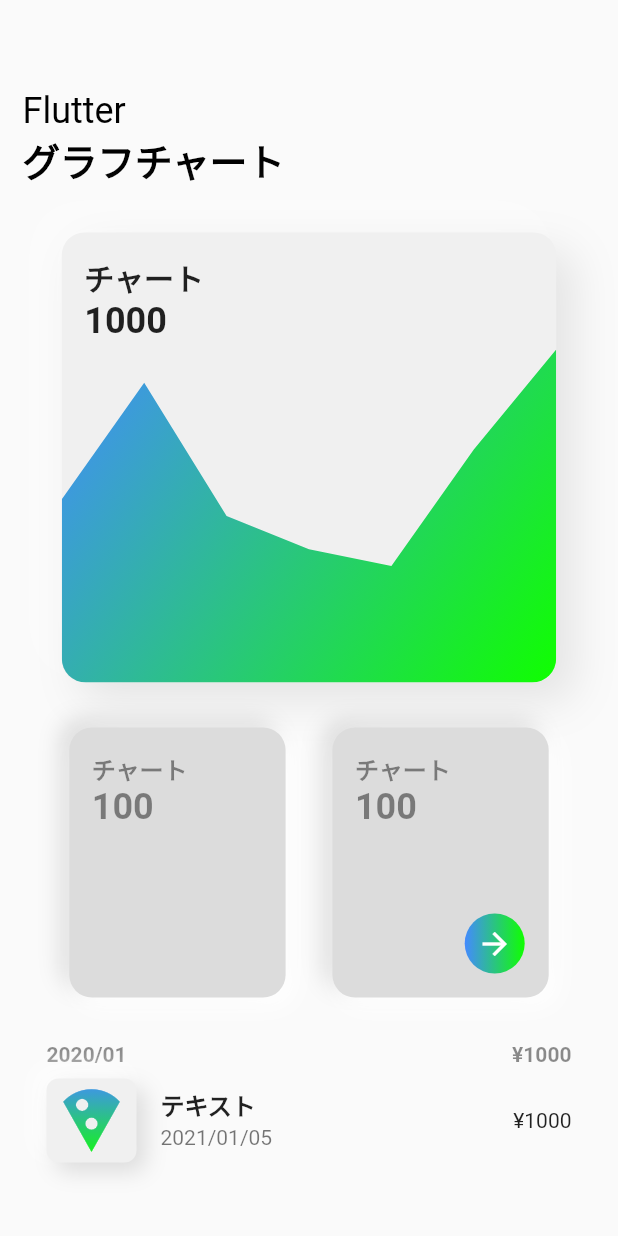
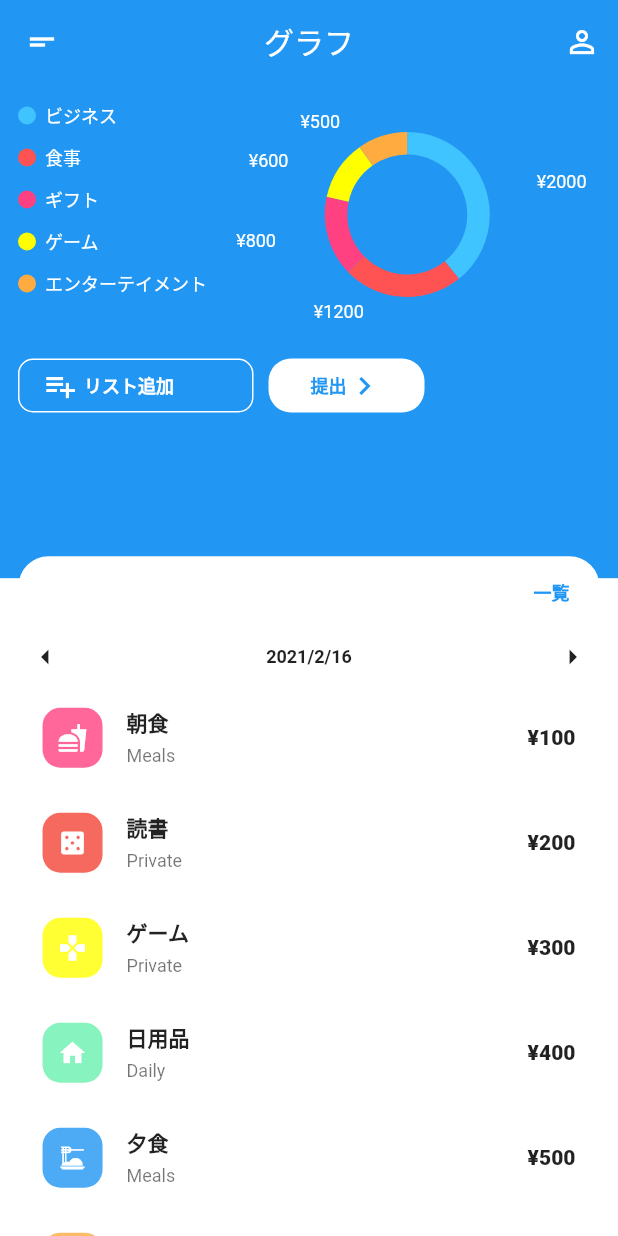
Before and after one commit to Tatsuya4610/Graph_Chart, a Flutter app: the screen it shows after launch, on a phone screen of 412 x 824 dp. Run offline on Flutter 3.47's test engine with Material 2 defaults, Android fonts, the phone set to English and light mode, and no system bars; drawn by our look-alikes of clay_containers; our stand-ins replace after_layout, charts_flutter, flutter_riverpod.

Commit message:
3th commit

```diff
--- a/lib/main.dart
+++ b/lib/main.dart
@@ -1,6 +1,7 @@
 import 'package:flutter/material.dart';
 import 'package:flutter_riverpod/all.dart';
-import 'package:graph_chart_flutter/screen/home_screen.dart';
+import 'package:graph_chart_flutter/screen/graph_screen.dart';
+import 'package:graph_chart_flutter/screen/chart_screen.dart';
 
 void main() {
   runApp(ProviderScope(child: MyApp()));
@@ -16,7 +17,10 @@ class MyApp extends StatelessWidget {
         primarySwatch: Colors.blue,
         visualDensity: VisualDensity.adaptivePlatformDensity,
       ),
-      home: HomeScreen(),
+      home: GraphScreen(),
+      routes: {
+        ChartScreen.id : (context) => ChartScreen(),
+      },
     );
   }
 }
--- /dev/null
+++ b/lib/model/expense.dart
@@ -0,0 +1,10 @@
+import 'package:flutter/material.dart';
+
+class Expense {
+  final String category;
+  final int value;
+  final Color color;
+
+  Expense(this.category, this.value, this.color);
+
+}
--- /dev/null
+++ b/lib/model/transaction.dart
@@ -0,0 +1,19 @@
+import 'package:flutter/material.dart';
+
+class Transaction {
+  final int id;
+  final String title;
+  final int value;
+  final String category;
+  final IconData iconData;
+  final Color color;
+
+  Transaction({
+    @required this.id,
+    @required this.title,
+    @required this.value,
+    @required this.category,
+    @required this.iconData,
+    @required this.color,
+  });
+}
--- /dev/null
+++ b/lib/model/transaction_manager.dart
@@ -0,0 +1,58 @@
+import 'package:flutter/material.dart';
+import 'package:graph_chart_flutter/model/transaction.dart';
+
+class TransactionManager extends ChangeNotifier {
+  List<Transaction> _transaction = [
+    Transaction(
+      id: 1,
+      title: '朝食',
+      value: 100,
+      category: 'Meals',
+      iconData: Icons.fastfood,
+      color: Colors.pinkAccent,
+    ),
+    Transaction(
+      id: 2,
+      title: '読書',
+      value: 200,
+      category: 'Private',
+      iconData: Icons.casino,
+      color: Colors.red,
+    ),
+    Transaction(
+      id: 3,
+      title: 'ゲーム',
+      value: 300,
+      category: 'Private',
+      iconData: Icons.gamepad,
+      color: Colors.yellowAccent,
+    ),
+    Transaction(
+      id: 4,
+      title: '日用品',
+      value: 400,
+      category: 'Daily',
+      iconData: Icons.home,
+      color: Colors.greenAccent,
+    ),
+    Transaction(
+      id: 5,
+      title: '夕食',
+      value: 500,
+      category: 'Meals',
+      iconData: Icons.dinner_dining,
+      color: Colors.blue,
+    ),
+    Transaction(
+      id: 6,
+      title: 'ネットショッピング',
+      value: 600,
+      category: 'Daily',
+      iconData: Icons.home,
+      color: Colors.orangeAccent,
+    ),
+  ];
+  List<Transaction> get transaction {
+    return _transaction;
+  }
+}
--- a/lib/screen/home_screen.dart
+++ b/lib/screen/chart_screen.dart
@@ -5,7 +5,8 @@ import 'package:graph_chart_flutter/widgets/sidbar.dart';
 
 final data = [55.0, 90.0, 50.0, 40.0, 35.0, 70.0, 100.0];
 
-class HomeScreen extends StatelessWidget {
+class ChartScreen extends StatelessWidget {
+  static const id = 'ChartScreen';
   @override
   Widget build(BuildContext context) {
     double width = MediaQuery.of(context).size.width;
@@ -114,7 +115,7 @@ class HomeScreen extends StatelessWidget {
                           ),
                           Padding(
                             padding:
-                                const EdgeInsets.symmetric(horizontal: 15.0),
+                            const EdgeInsets.symmetric(horizontal: 15.0),
                             child: Text(
                               '100',
                               style: TextStyle(
@@ -152,7 +153,7 @@ class HomeScreen extends StatelessWidget {
                           ),
                           Padding(
                             padding:
-                                const EdgeInsets.symmetric(horizontal: 15.0),
+                            const EdgeInsets.symmetric(horizontal: 15.0),
                             child: Text(
                               '100',
                               style: TextStyle(
--- /dev/null
+++ b/lib/screen/graph_screen.dart
@@ -0,0 +1,76 @@
+import 'package:flutter/material.dart';
+import 'package:graph_chart_flutter/widgets/graph_header.dart';
+import 'package:graph_chart_flutter/widgets/new_transaction.dart';
+import 'package:graph_chart_flutter/widgets/transaction_card.dart';
+
+class GraphScreen extends StatefulWidget {
+  static const Map<int, Color> colorMap = {
+    50: Color.fromRGBO(42, 54, 59, 0.1),
+    100: Color.fromRGBO(42, 54, 59, 0.2),
+    200: Color.fromRGBO(42, 54, 59, 0.3),
+    300: Color.fromRGBO(42, 54, 59, 0.4),
+    400: Color.fromRGBO(42, 54, 59, 0.5),
+    500: Color.fromRGBO(42, 54, 59, 0.6),
+    600: Color.fromRGBO(42, 54, 59, 0.7),
+    700: Color.fromRGBO(42, 54, 59, 0.8),
+    800: Color.fromRGBO(42, 54, 59, 0.9),
+    900: Color.fromRGBO(42, 54, 59, 1.0),
+  };
+
+  @override
+  _GraphScreenState createState() => _GraphScreenState();
+}
+
+class _GraphScreenState extends State<GraphScreen> {
+  @override
+  Widget build(BuildContext context) {
+    double _height = 0.55;
+    double _opacity = 0.9;
+
+    void _addTransaction() {
+      setState(() {
+        _height = 0.08;
+        _opacity = 1;
+      });
+    }
+
+    void _done() {
+      setState(() {
+        _height = 0.55;
+        _opacity = 0.9;
+      });
+    }
+
+    return Scaffold(
+      backgroundColor: Colors.white.withOpacity(0.9),
+      appBar: AppBar(
+        title: Text('グラフ'),
+        centerTitle: true,
+        elevation: 0,
+        leading: IconButton(
+          icon: Icon(Icons.short_text),
+          onPressed: () {},
+        ),
+        actions: [
+          IconButton(icon: Icon(Icons.person_outline), onPressed: () {}),
+        ],
+      ),
+      body: Stack(
+        children: <Widget>[
+          Column(
+            children: <Widget>[
+              GraphHeader(_addTransaction),
+              NewTransaction(
+                opacity: _opacity,
+                done: _done,
+              ),
+            ],
+          ),
+          TransactionCard(
+            height: _height,
+          ),
+        ],
+      ),
+    );
+  }
+}
--- /dev/null
+++ b/lib/widgets/expense_chart.dart
@@ -0,0 +1,50 @@
+import 'package:flutter/material.dart';
+import 'package:charts_flutter/flutter.dart' as charts;
+
+class ExpenseChart extends StatelessWidget {
+  final List<charts.Series> seriesList;
+  final bool animate;
+
+  const ExpenseChart(this.seriesList, {this.animate});
+
+  @override
+  Widget build(BuildContext context) {
+    return charts.PieChart(
+      seriesList,
+      animate: animate, //trueでアニメーション付き。
+      animationDuration: Duration(seconds: 1),
+      defaultRenderer: charts.ArcRendererConfig(
+        arcWidth: 15, //円グラフの太さ
+        strokeWidthPx: 0, //グラフの間隔。
+        arcRendererDecorators: [
+          charts.ArcLabelDecorator(
+            labelPadding: 0, //円グラフ横に記載する文字のPadding
+            showLeaderLines: false, //trueで矢印付きマーク。
+            outsideLabelStyleSpec: charts.TextStyleSpec(
+              fontSize: 12, //円グラフ横記載の文字サイズ。
+              color: charts.MaterialPalette.white,
+            ),
+          )
+        ],
+      ),
+      behaviors: [
+        charts.DatumLegend(
+          position: charts.BehaviorPosition.start, //内訳をグラフ左表示。startで内訳右。
+          outsideJustification:
+              charts.OutsideJustification.start, //内訳の位置。startで上部。
+          horizontalFirst: false,
+          desiredMaxColumns: 5,
+          cellPadding: EdgeInsets.only(
+            //内訳のリストPadding
+            right: 5,
+            bottom: 10,
+          ),
+          entryTextStyle: charts.TextStyleSpec(
+            fontSize: 12, //内訳リストの文字サイズ。
+            color: charts.MaterialPalette.white,
+          ),
+        )
+      ],
+    );
+  }
+}
--- /dev/null
+++ b/lib/widgets/graph_header.dart
@@ -0,0 +1,120 @@
+import 'package:flutter/material.dart';
+import 'package:charts_flutter/flutter.dart' as charts;
+import 'package:graph_chart_flutter/model/expense.dart';
+import 'package:graph_chart_flutter/widgets/expense_chart.dart';
+
+class GraphHeader extends StatelessWidget {
+
+  final Function addTransaction;
+  GraphHeader(this.addTransaction);
+
+  static List<charts.Series<Expense, String>> _series = [
+    charts.Series<Expense, String>(
+      id: 'Expense', //お好み
+      domainFn: (Expense expense, _) => expense.category, //＊1デフォルト
+      measureFn: (Expense expense, _) => expense.value, //*1
+      labelAccessorFn: (Expense expense, _) => '\¥${expense.value}', //*1
+      colorFn: (Expense expense, _) =>
+          charts.ColorUtil.fromDartColor(expense.color), //*1
+      data: [
+        Expense('ビジネス', 2000, Colors.lightBlueAccent),
+        Expense('食事', 1200, Colors.redAccent),
+        Expense('ギフト', 800, Colors.pinkAccent),
+        Expense('ゲーム', 600, Colors.yellowAccent),
+        Expense('エンターテイメント', 500, Colors.orangeAccent),
+      ],
+    )
+  ];
+
+  @override
+  Widget build(BuildContext context) {
+    final mediaQuery = MediaQuery.of(context);
+    final primaryColor = Theme.of(context).primaryColor;
+    return Container(
+      width: double.infinity,
+      height: mediaQuery.size.height * 0.4,
+      color: primaryColor,
+      child: Padding(
+        padding: const EdgeInsets.all(12.0),
+        child: Column(
+          crossAxisAlignment: CrossAxisAlignment.start,
+          children: <Widget>[
+            Container(
+              height: 150,
+              child: ExpenseChart(
+                _series,
+                animate: true,
+              ),
+            ),
+            SizedBox(
+              height: 15,
+            ),
+            Row(
+              children: <Widget>[
+                OutlineButton(
+                  onPressed: addTransaction,
+                  borderSide: BorderSide(
+                    width: 1,
+                    color: Colors.white,
+                  ),
+                  shape: RoundedRectangleBorder(
+                    borderRadius: BorderRadius.circular(10),
+                  ),
+                  child: Container(
+                    width: 125,
+                    child: Row(
+                      children: <Widget>[
+                        Icon(
+                          Icons.playlist_add,
+                          color: Colors.white,
+                        ),
+                        SizedBox(
+                          width: 4,
+                        ),
+                        Text(
+                          'リスト追加',
+                          style: TextStyle(
+                            fontSize: 12,
+                            color: Colors.white,
+                            fontWeight: FontWeight.bold,
+                          ),
+                        ),
+                      ],
+                    ),
+                  ),
+                ),
+                SizedBox(width: 10,),
+                FlatButton(
+                  onPressed: () {},
+                  color: Colors.white,
+                  shape: RoundedRectangleBorder(
+                      borderRadius: BorderRadius.circular(15)),
+                  child: Container(
+                    width: 72,
+                    child: Row(
+                      mainAxisAlignment: MainAxisAlignment.center,
+                      children: <Widget>[
+                        Text(
+                          '提出',
+                          style: TextStyle(
+                            fontWeight: FontWeight.bold,
+                            color: primaryColor,
+                            fontSize: 12,
+                          ),
+                        ),
+                        Icon(
+                          Icons.navigate_next,
+                          color: primaryColor,
+                        )
+                      ],
+                    ),
+                  ),
+                )
+              ],
+            ),
+          ],
+        ),
+      ),
+    );
+  }
+}
--- /dev/null
+++ b/lib/widgets/menu_tile.dart
@@ -0,0 +1,37 @@
+import 'package:clay_containers/widgets/clay_container.dart';
+import 'package:flutter/material.dart';
+
+class MenuTile extends StatelessWidget {
+  @override
+  Widget build(BuildContext context) {
+    return Column(
+      children: <Widget>[
+        ListTile(
+          leading: ClayContainer(
+            width: 60,
+            height: 60,
+            borderRadius: 8,
+            child: ShaderMask( //色のグラデーションを付ける場合。
+              shaderCallback: (Rect bounds) {
+                return LinearGradient(begin: Alignment.topCenter,end: Alignment.bottomCenter, colors: [
+                  Colors.blueAccent,
+                  Color.fromRGBO(16, 255, 0, 100),
+                ]).createShader(bounds);
+              },
+              blendMode: BlendMode.srcATop, //iconの上に上塗り。
+              child: Icon(
+                Icons.local_pizza,
+                color: Colors.white,
+                size: 50,
+              ),
+            ),
+          ),
+          title: Text('テキスト',style: TextStyle(fontWeight: FontWeight.w700),),
+          subtitle: Text('2021/01/05'),
+          trailing: Text('¥1000'),
+        ),
+        ListTile(),
+      ],
+    );
+  }
+}
--- /dev/null
+++ b/lib/widgets/new_transaction.dart
@@ -0,0 +1,97 @@
+import 'package:flutter/cupertino.dart';
+import 'package:flutter/material.dart';
+import 'package:intl/intl.dart';
+import 'package:intl/date_symbol_data_local.dart'; // DateFormat日本語化
+
+class NewTransaction extends StatelessWidget {
+  final double opacity;
+  final Function done;
+
+  const NewTransaction({this.opacity, this.done});
+
+  @override
+  Widget build(BuildContext context) {
+    final primaryColor = Theme.of(context).primaryColor;
+    initializeDateFormatting('ja');
+    return Expanded(
+        child: AnimatedContainer(
+      duration: Duration(seconds: 1),
+      curve: Curves.fastOutSlowIn,
+      padding: EdgeInsets.all(40.0),
+      width: double.infinity,
+      color: Colors.white.withOpacity(opacity),
+      child: Column(
+        crossAxisAlignment: CrossAxisAlignment.end,
+        children: <Widget>[
+          TextFormField(
+            readOnly: true,
+            initialValue: 'リスト追加',
+            style: TextStyle(
+              fontSize: 14,
+              fontWeight: FontWeight.w800,
+            ),
+            decoration: InputDecoration(
+                isDense: true,
+                labelText: 'タイトル',
+                border: OutlineInputBorder(),
+                contentPadding: EdgeInsets.all(12)),
+          ),
+          Row(
+            children: <Widget>[
+              Expanded(
+                child: TextFormField(
+                  readOnly: true,
+                  initialValue: '10',
+                  style: TextStyle(
+                    fontSize: 14,
+                    fontWeight: FontWeight.w700,
+                  ),
+                  decoration: InputDecoration(
+                      isDense: true,
+                      icon: Icon(
+                        Icons.attach_money,
+                      ),
+                      contentPadding: EdgeInsets.all(8)),
+                ),
+              ),
+            ],
+          ),
+          SizedBox(
+            height: 20,
+          ),
+          Row(
+            mainAxisAlignment: MainAxisAlignment.spaceBetween,
+            children: <Widget>[
+              OutlineButton.icon(
+                borderSide: BorderSide(width: 1, color: Colors.black),
+                shape: RoundedRectangleBorder(
+                  borderRadius: BorderRadius.circular(5),
+                ),
+                onPressed: () {},
+                icon: Icon(Icons.today),
+                label: Text(
+                  DateFormat.yMMMd('ja').format(
+                    DateTime.now(),
+                  ),
+                  style: TextStyle(
+                    fontSize: 12,
+                    fontWeight: FontWeight.w800,
+                  ),
+                ),
+              ),
+              RaisedButton.icon(
+                icon: Icon(Icons.add,color: Colors.white,),
+                color: primaryColor,
+                onPressed: done,
+                shape: RoundedRectangleBorder(
+                  borderRadius: BorderRadius.circular(5),
+                ),
+                label: Text('追加',style: TextStyle(color: Colors.white),),
+              )
+            ],
+          ),
+        ],
+      ),
+    ));
+  }
+}
--- /dev/null
+++ b/lib/widgets/transaction_card.dart
@@ -0,0 +1,117 @@
+import 'package:flutter/material.dart';
+import 'package:flutter_riverpod/all.dart';
+import 'package:graph_chart_flutter/model/transaction_manager.dart';
+import 'package:graph_chart_flutter/widgets/transaction_item.dart';
+import 'package:intl/intl.dart';
+import 'package:intl/date_symbol_data_local.dart'; //DateFormat日本語化使用。
+import 'package:graph_chart_flutter/screen/chart_screen.dart';
+
+final transactionProvider =
+    ChangeNotifierProvider((ref) => TransactionManager());
+
+class TransactionCard extends StatefulWidget {
+  final double height;
+
+  const TransactionCard({this.height});
+
+  @override
+  _TransactionCardState createState() => _TransactionCardState();
+}
+
+class _TransactionCardState extends State<TransactionCard> {
+  int _date = 16;
+  @override
+  Widget build(BuildContext context) {
+    initializeDateFormatting('ja');
+    final mediaQuery = MediaQuery.of(context);
+    return Positioned(
+      bottom: 0,
+      left: mediaQuery.size.width * 0.03,
+      child: AnimatedContainer(
+        duration: Duration(seconds: 1),
+        curve: Curves.decelerate,
+        width: mediaQuery.size.width * 0.94,
+        height: mediaQuery.size.height * widget.height,
+        decoration: BoxDecoration(
+          color: Colors.white,
+          borderRadius: BorderRadius.only(
+            topLeft: Radius.circular(20),
+            topRight: Radius.circular(20),
+          ),
+        ),
+        child: Consumer(
+          builder: (context, watch, child) {
+            final transaction = watch(transactionProvider).transaction;
+            return Column(
+              children: <Widget>[
+                Container(
+                  height: 85,
+                  child: Column(
+                    mainAxisAlignment: MainAxisAlignment.spaceBetween,
+                    crossAxisAlignment: CrossAxisAlignment.end,
+                    children: <Widget>[
+                      TextButton(
+                        onPressed: () {
+                          // Navigator.of(context).pushNamed(ChartScreen.id);
+                        },
+                        child: Text(
+                          '一覧',
+                          style: TextStyle(
+                            fontWeight: FontWeight.w800,
+                            color: Colors.blue,
+                            fontSize: 12,
+                          ),
+                        ),
+                      ),
+                      Padding(
+                        padding: const EdgeInsets.all(6.0),
+                        child: Row(
+                          mainAxisAlignment: MainAxisAlignment.spaceBetween,
+                          children: <Widget>[
+                            InkWell(
+                              child: Icon(Icons.arrow_left),
+                              onTap: () {
+                                setState(() {
+                                  _date--;
+                                });
+                              },
+                            ),
+                            Text(
+                              '${DateFormat.yM('ja').format(DateTime.now())}/$_date',
+                              style: TextStyle(
+                                fontSize: 12,
+                                fontWeight: FontWeight.w600,
+                              ),
+                            ),
+                            InkWell(
+                              child: Icon(Icons.arrow_right),
+                              onTap: () {
+                                setState(() {
+                                  _date++;
+                                });
+                              },
+                            ),
+                          ],
+                        ),
+                      )
+                    ],
+                  ),
+                ),
+                Expanded(
+                  child: ListView.builder(
+                    itemCount: transaction.length,
+                    itemBuilder: (ctx, i) {
+                      return TransactionItem(
+                        transaction: transaction[i],
+                      );
+                    },
+                  ),
+                )
+              ],
+            );
+          },
+        ),
+      ),
+    );
+  }
+}
--- /dev/null
+++ b/lib/widgets/transaction_item.dart
@@ -0,0 +1,50 @@
+import 'package:flutter/material.dart';
+import 'package:graph_chart_flutter/model/transaction.dart';
+
+class TransactionItem extends StatelessWidget {
+  const TransactionItem({this.transaction});
+
+  final Transaction transaction;
+
+  @override
+  Widget build(BuildContext context) {
+    return Container(
+      height: 70,
+      child: ListTile(
+        leading: Container(
+          width: 40,
+          height: 40,
+          decoration: BoxDecoration(
+            color: transaction.color.withOpacity(0.8),
+            borderRadius: BorderRadius.circular(12),
+          ),
+          alignment: Alignment.center,
+          child: Icon(
+            transaction.iconData,
+            size: 20,
+            color: Colors.white,
+          ),
+        ),
+        title: Text(
+          transaction.title,
+          style: TextStyle(
+            fontSize: 14,
+            fontWeight: FontWeight.w800,
+          ),
+        ),
+        subtitle: Text(
+          transaction.category,
+          style: TextStyle(
+            fontSize: 12,
+          ),
+        ),
+        trailing: Text(
+          '¥${transaction.value}',style: TextStyle(
+          color: Colors.black87,
+          fontWeight: FontWeight.w800,
+        ),
+        ),
+      ),
+    );
+  }
+}
--- a/pubspec.yaml
+++ b/pubspec.yaml
@@ -33,6 +33,8 @@ dependencies:
   after_layout: ^1.0.7+2
   fl_chart: ^0.12.2
   clay_containers: ^0.2.3
+  charts_flutter: ^0.9.0
+  intl: ^0.16.1
 
 dev_dependencies:
   flutter_test:
```
Also changed, not shown: pubspec.lock.
